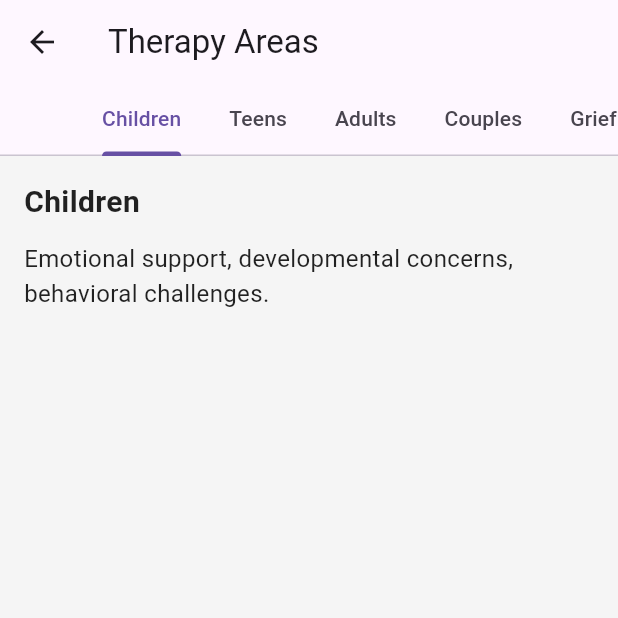
After one commit to HansungJang/Counceling_center_app-web_2025, a Flutter app: the TherapyPage screen opened by its route, on a phone screen of 412 x 824 dp, the top half of it. The commit adds this screen. Run offline on Flutter 3.47's test engine with Material 3 defaults, Android fonts, the phone set to English and light mode, and no system bars.

Commit message:
add - therapy area  페이지 구현

```diff
--- a/lib/Home.dart
+++ b/lib/Home.dart
@@ -3,7 +3,7 @@
 import 'package:flutter/material.dart';
 import 'about_us.dart';
 import 'therapist_page.dart';
-// import 'therapy_page.dart';
+import 'therapy_area.dart';
 // import 'consultation_page.dart';
 // import 'location_page.dart';
 
@@ -14,7 +14,7 @@ class HomePage extends StatelessWidget {
     _NavItem(
       title: 'Therapy Areas',
       icon: Icons.local_florist,
-      page: PlaceholderPage(title: 'Therapy Areas'),
+      page: TherapyPage(),
     ),
     _NavItem(
       title: 'Consultation',
--- a/lib/app.dart
+++ b/lib/app.dart
@@ -3,7 +3,7 @@ import 'package:flutter/material.dart';
 import 'Home.dart'; // HomePage
 import 'about_us.dart'; // AboutPage
 import 'therapist_page.dart'; // TherapistPage
-// import 'therapy_page.dart'; // TherapyPage
+import 'therapy_area.dart'; // TherapyPage
 // import 'consultation_page.dart'; // ConsultationPage
 // import 'location_page.dart'; // LocationPage
 
@@ -24,7 +24,7 @@ class MindRestApp extends StatelessWidget {
         '/': (context) => HomePage(),
         '/about': (context) => AboutPage(),
         '/therapist': (context) => TherapistPage(),
-        // '/therapy': (context) => TherapyPage(),
+        '/therapyarea': (context) => TherapyPage(),
         // '/consultation': (context) => ConsultationPage(),
         // '/location': (context) => LocationPage(),
       },
--- /dev/null
+++ b/lib/therapy_area.dart
@@ -0,0 +1,81 @@
+// therapy_page.dart
+
+import 'package:flutter/material.dart';
+
+class TherapyPage extends StatelessWidget {
+  const TherapyPage({super.key});
+
+  final List<Map<String, String>> therapyAreas = const [
+    {
+      'title': 'Children',
+      'description':
+          'Emotional support, developmental concerns, behavioral challenges.',
+    },
+    {
+      'title': 'Teens',
+      'description':
+          'Identity issues, school stress, peer relationships, and anxiety.',
+    },
+    {
+      'title': 'Adults',
+      'description':
+          'Work-life balance, depression, grief, self-esteem support.',
+    },
+    {
+      'title': 'Couples',
+      'description':
+          'Communication issues, emotional disconnection, premarital counseling.',
+    },
+    {
+      'title': 'Grief & Loss',
+      'description':
+          'Navigating loss, emotional processing, rebuilding meaning.',
+    },
+    {
+      'title': 'Burnout & Trauma',
+      'description':
+          'Stress recovery, emotional regulation, trauma-informed care.',
+    },
+  ];
+
+  @override
+  Widget build(BuildContext context) {
+    return DefaultTabController(
+      length: therapyAreas.length,
+      child: Scaffold(
+        appBar: AppBar(
+          title: const Text('Therapy Areas'),
+          bottom: TabBar(
+            isScrollable: true,
+            tabs: therapyAreas.map((area) => Tab(text: area['title'])).toList(),
+          ),
+        ),
+        body: TabBarView(
+          children:
+              therapyAreas.map((area) {
+                return Padding(
+                  padding: const EdgeInsets.all(16.0),
+                  child: Column(
+                    crossAxisAlignment: CrossAxisAlignment.start,
+                    children: [
+                      Text(
+                        area['title']!,
+                        style: const TextStyle(
+                          fontSize: 20,
+                          fontWeight: FontWeight.bold,
+                        ),
+                      ),
+                      const SizedBox(height: 12),
+                      Text(
+                        area['description']!,
+                        style: const TextStyle(fontSize: 16),
+                      ),
+                    ],
+                  ),
+                );
+              }).toList(),
+        ),
+      ),
+    );
+  }
+}
```
